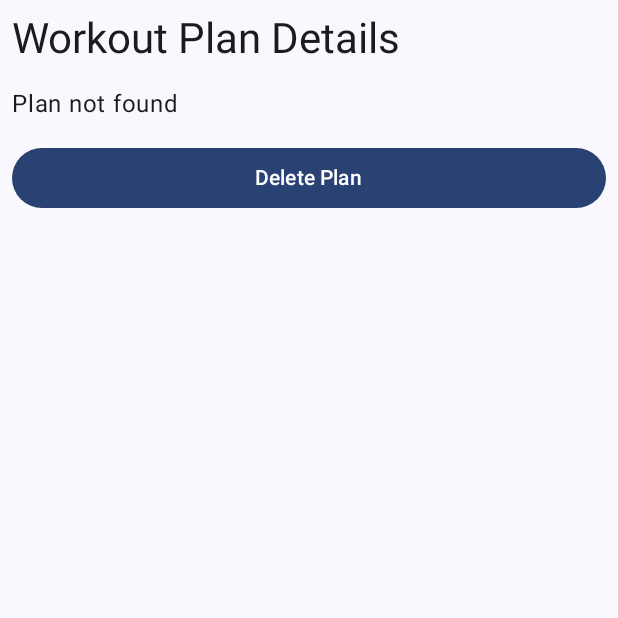
After one commit to isaacmayernik/cuhackit25, an Android app built with Jetpack Compose: the composable WorkoutPlanDetailsScreen called with empty values, on a phone screen of 412 x 824 dp, the top half of it. The commit adds this screen. Run offline under Robolectric (Android 15) with nearby library versions, the phone set to English and light mode, and no system bars.

Commit message:
initializing screens to make workout plan and generate plan

```diff
--- a/app/build.gradle.kts
+++ b/app/build.gradle.kts
@@ -41,7 +41,8 @@ android {
 
 dependencies {
     implementation(libs.androidx.navigation.compose)
-    implementation(libs.gson)
+    implementation(libs.okhttp)
+    implementation(libs.kotlinx.coroutines.android)
 
     implementation(libs.androidx.core.ktx)
     implementation(libs.androidx.lifecycle.runtime.ktx)
--- /dev/null
+++ b/app/src/main/java/com/example/workoutplangenai/WorkoutPlanDetailsScreen.kt
@@ -0,0 +1,66 @@
+package com.example.workoutplangenai
+
+import android.content.Context
+import androidx.compose.foundation.layout.Column
+import androidx.compose.foundation.layout.Spacer
+import androidx.compose.foundation.layout.fillMaxSize
+import androidx.compose.foundation.layout.fillMaxWidth
+import androidx.compose.foundation.layout.height
+import androidx.compose.foundation.layout.padding
+import androidx.compose.material3.Button
+import androidx.compose.material3.MaterialTheme
+import androidx.compose.material3.Text
+import androidx.compose.runtime.Composable
+import androidx.compose.runtime.remember
+import androidx.compose.ui.Modifier
+import androidx.compose.ui.platform.LocalContext
+import androidx.compose.ui.unit.dp
+import androidx.navigation.NavHostController
+
+@Composable
+fun WorkoutPlanDetailsScreen(navController: NavHostController, planId: String) {
+    val context = LocalContext.current
+    val plan = remember { getWorkoutPlanById(context, planId) }
+
+    Column(
+        modifier = Modifier
+            .fillMaxSize()
+            .padding(8.dp)
+    ) {
+        Text(
+            text = "Workout Plan Details",
+            style = MaterialTheme.typography.headlineMedium
+        )
+        Spacer(modifier = Modifier.height(16.dp))
+
+        Text(
+            text = plan?.content ?: "Plan not found",
+            style = MaterialTheme.typography.bodyLarge
+        )
+        Spacer(modifier = Modifier.height(16.dp))
+
+        Button(
+            onClick = {
+                deleteWorkoutPlan(context, planId)
+                navController.popBackStack()
+            },
+            modifier = Modifier.fillMaxWidth()
+        ) {
+            Text("Delete Plan")
+        }
+    }
+}
+
+fun getWorkoutPlanById(context: Context, id: String): WorkoutPlan? {
+    val sharedPreferences = context.getSharedPreferences("workout_plans", Context.MODE_PRIVATE)
+    val content = sharedPreferences.getString(id, null)
+    return if (content != null) WorkoutPlan(id, content) else null
+}
+
+fun deleteWorkoutPlan(context: Context, id: String) {
+    val sharedPreferences = context.getSharedPreferences("workout_plans", Context.MODE_PRIVATE)
+    with(sharedPreferences.edit()) {
+        remove(id)
+        apply()
+    }
+}
--- a/gradle/libs.versions.toml
+++ b/gradle/libs.versions.toml
@@ -6,10 +6,12 @@ coreKtx = "1.15.0"
 junit = "4.13.2"
 junitVersion = "1.2.1"
 espressoCore = "3.6.1"
+kotlinxCoroutinesAndroid = "1.7.3"
 lifecycleRuntimeKtx = "2.8.7"
 activityCompose = "1.10.1"
 composeBom = "2025.02.00"
 navigationCompose = "2.8.8"
+okhttp = "4.11.0"
 
 [libraries]
 androidx-core-ktx = { group = "androidx.core", name = "core-ktx", version.ref = "coreKtx" }
@@ -28,6 +30,8 @@ androidx-ui-tooling-preview = { group = "androidx.compose.ui", name = "ui-toolin
 androidx-ui-test-manifest = { group = "androidx.compose.ui", name = "ui-test-manifest" }
 androidx-ui-test-junit4 = { group = "androidx.compose.ui", name = "ui-test-junit4" }
 androidx-material3 = { group = "androidx.compose.material3", name = "material3" }
+kotlinx-coroutines-android = { module = "org.jetbrains.kotlinx:kotlinx-coroutines-android", version.ref = "kotlinxCoroutinesAndroid" }
+okhttp = { module = "com.squareup.okhttp3:okhttp", version.ref = "okhttp" }
 
 [plugins]
 android-application = { id = "com.android.application", version.ref = "agp" }
```
Also changed, not shown: app/src/main/java/com/example/workoutplangenai/GeneratePlanScreen.kt (added, +107 -0 lines), app/src/main/java/com/example/workoutplangenai/MainActivity.kt (+11 -0 lines).
